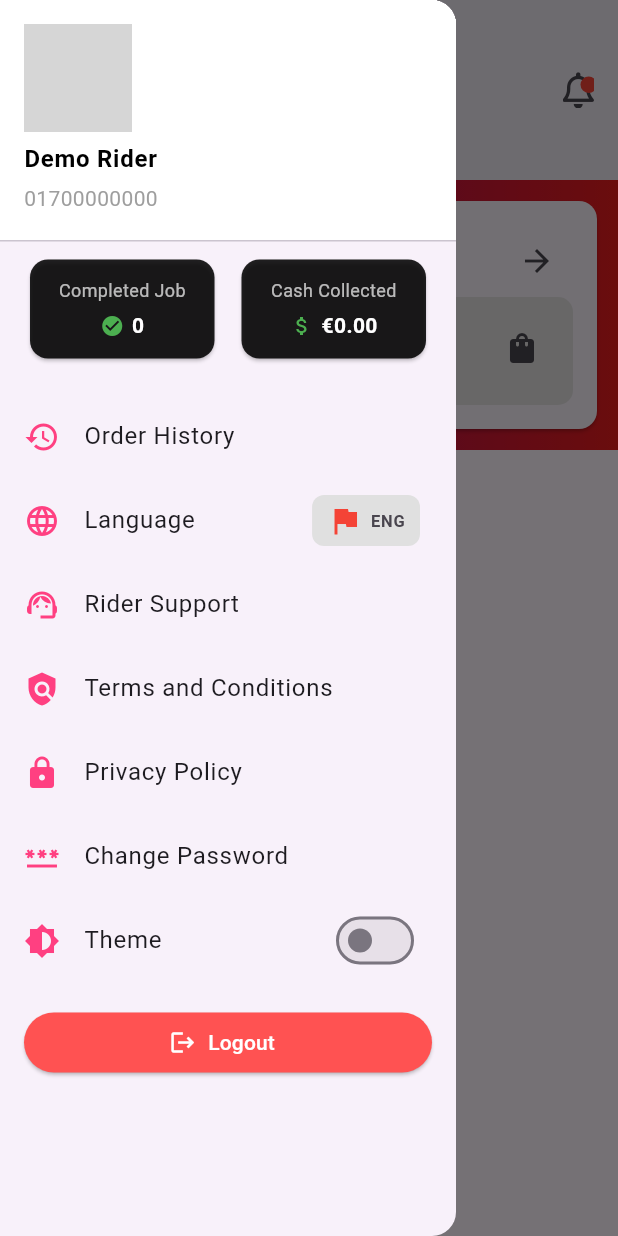
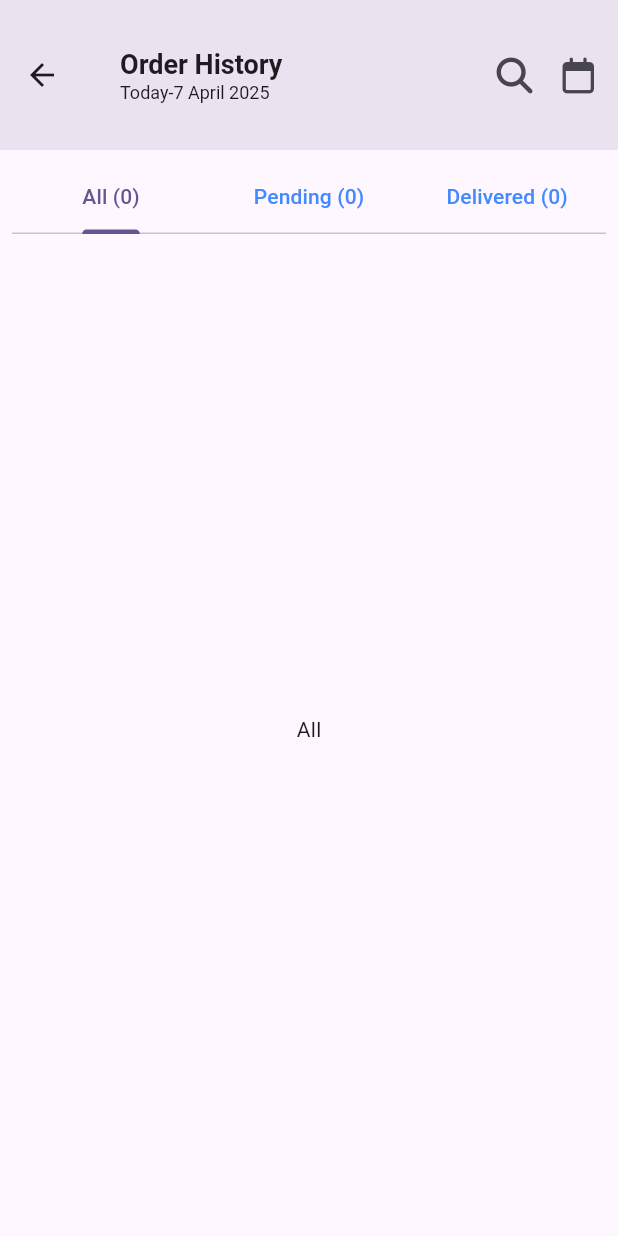
Before and after one commit to ifran6/rider-app, a Flutter app: the screen it shows after launch, in the side drawer, after a tap on "Order History", on a phone screen of 412 x 824 dp. Run offline on Flutter 3.47's test engine with Material 3 defaults, Android fonts, the phone set to English and light mode, and no system bars; our stand-ins replace font_awesome_flutter; grey boxes are pictures that could not be loaded.

Commit message:
new rider

```diff
--- a/lib/modules/screens/home_screen.dart
+++ b/lib/modules/screens/home_screen.dart
@@ -1,5 +1,10 @@
 import 'package:flutter/material.dart';
 import 'package:font_awesome_flutter/font_awesome_flutter.dart';
+import 'package:rider_app/modules/screens/change_password.dart';
+import 'package:rider_app/modules/screens/order_history_screen.dart';
+import 'package:rider_app/modules/screens/privacy_policy.dart';
+import 'package:rider_app/modules/screens/rider_support.dart';
+import 'package:rider_app/modules/screens/term_and_conditions.dart';
 
 class HomeScreen extends StatefulWidget {
   const HomeScreen({super.key});
@@ -97,7 +102,9 @@ class _HomeScreenState extends State<HomeScreen> {
                           ),
                         ),
                         IconButton(
-                          onPressed: () {},
+                          onPressed: () {
+
+                          },
                           icon: Icon(Icons.arrow_forward),
                         ),
                       ],
@@ -234,7 +241,7 @@ class CustomDrawer extends StatelessWidget {
   final bool isDarkMode;
   final ValueChanged<bool> onThemeChanged;
 
-  CustomDrawer({required this.isDarkMode, required this.onThemeChanged});
+  const CustomDrawer({super.key, required this.isDarkMode, required this.onThemeChanged});
 
   @override
   Widget build(BuildContext context) {
@@ -264,20 +271,20 @@ class CustomDrawer extends StatelessWidget {
           Padding(
             padding: const EdgeInsets.symmetric(horizontal: 16.0),
             child: Row(
-              children: [
+              children: <Widget>[
                 _infoCard("Completed Job", "0", Icons.check_circle),
-                SizedBox(width: 10),
+                const SizedBox(width: 10),
                 _infoCard("Cash Collected", "€0.00", Icons.attach_money),
               ],
             ),
           ),
           SizedBox(height: 20),
-          _menuItem(Icons.history, "Order History"),
+          _menuItem(Icons.history, "Order History", onTap: () => (Navigator.push(context, MaterialPageRoute(builder:(context) => OrderHistoryScreen(),))),),
           _menuItem(Icons.language, "Language", trailing: _languageWidget()),
-          _menuItem(Icons.support_agent, "Rider Support"),
-          _menuItem(Icons.policy, "Terms and Conditions"),
-          _menuItem(Icons.lock, "Privacy Policy"),
-          _menuItem(Icons.password, "Change Password"),
+          _menuItem(Icons.support_agent, "Rider Support", onTap: () => (Navigator.push(context, MaterialPageRoute(builder: (context) => RiderSupportScreen(),))),),
+          _menuItem(Icons.policy, "Terms and Conditions", onTap: () => (Navigator.push(context, MaterialPageRoute(builder: (context) =>TermsandConditionsScreen(),))),),
+          _menuItem(Icons.lock, "Privacy Policy", onTap: () => (Navigator.push(context, MaterialPageRoute(builder: (context) => PrivacyPolicyScreen(),))),),
+          _menuItem(Icons.password, "Change Password", onTap: () => (Navigator.push(context, MaterialPageRoute(builder: (context) =>ChangePasswordScreen(),))),),
           _themeToggle(),
           _logoutButton(),
         ],
@@ -319,12 +326,12 @@ class CustomDrawer extends StatelessWidget {
     );
   }
 
-  Widget _menuItem(IconData icon, String title, {Widget? trailing}) {
+  Widget _menuItem(IconData icon, String title, {Widget? trailing, void Function()? onTap}) {
     return ListTile(
       leading: Icon(icon, color: Colors.pinkAccent),
       title: Text(title),
       trailing: trailing,
-      onTap: () {},
+      onTap: onTap,
     );
   }
 
--- /dev/null
+++ b/lib/modules/screens/order_history_screen.dart
@@ -0,0 +1,79 @@
+import 'package:flutter/material.dart';
+import 'package:font_awesome_flutter/font_awesome_flutter.dart';
+
+class OrderHistoryScreen extends StatefulWidget{
+  const OrderHistoryScreen({super.key});
+
+  @override
+  State<OrderHistoryScreen> createState()=> _OrderHistoryScreenState();
+}
+
+class _OrderHistoryScreenState extends State<OrderHistoryScreen>{
+
+
+
+  @override
+  Widget build(BuildContext conext){
+    return
+    DefaultTabController(
+      length:3,
+      child: Scaffold(
+      appBar:AppBar(
+        title:Padding(
+          padding: const EdgeInsets.all(8.0),
+          child: Column(
+            crossAxisAlignment: CrossAxisAlignment.start,
+            children:[
+              Text("Order History", style: TextStyle(fontWeight: FontWeight.bold, fontSize: 18),),
+              Text("Today-7 April 2025", style: TextStyle(fontSize: 12,), textAlign: TextAlign.center,),
+            ]
+          ),
+        ),
+        toolbarHeight: 100,
+        elevation: 10,
+        actions:[
+          Padding(
+            padding: const EdgeInsets.all(16.0),
+            child: Row(
+              mainAxisAlignment: MainAxisAlignment.spaceBetween,
+              children: [
+                FaIcon(FontAwesomeIcons.magnifyingGlass),
+                SizedBox(width:20,),
+                FaIcon(FontAwesomeIcons.calendar)
+              ]
+            ),
+          )
+        ]
+      ),
+
+      body:Padding(
+        padding: const EdgeInsets.all(8.0),
+        child: Column(
+          mainAxisAlignment: MainAxisAlignment.start,
+          children: [
+            TabBar(
+              unselectedLabelColor: Colors.blueAccent,
+            tabs: [
+              Tab( text: "All (0)"),
+              Tab(text: "Pending (0)"),
+              Tab(text: "Delivered (0)"),
+            ],
+          ),
+
+
+           Expanded(
+            child:TabBarView(
+              physics:BouncingScrollPhysics(),
+          children: [
+            Center(child: Text("All")),
+            Center(child: Text("Pending Tab")),
+            Center(child: Text("Delivered Tab")),
+          ],
+        ), )
+          ],
+        ),
+      )
+      )
+    );
+  }
+}
```
Also changed, not shown: lib/modules/screens/change_password.dart (added, +21 -0 lines), lib/modules/screens/privacy_policy.dart (added, +21 -0 lines), lib/modules/screens/rider_support.dart (added, +21 -0 lines), lib/modules/screens/term_and_conditions.dart (added, +21 -0 lines).
